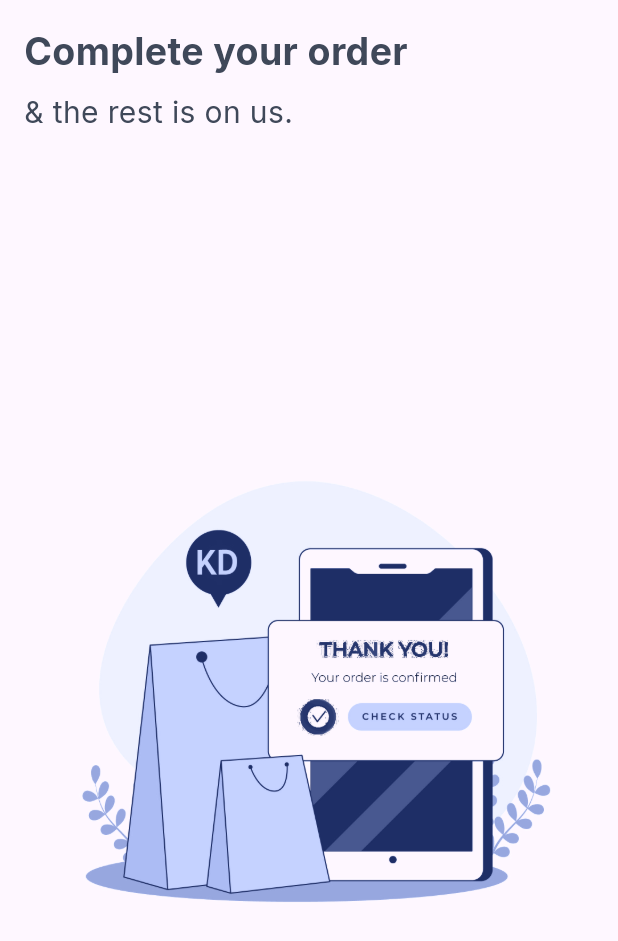
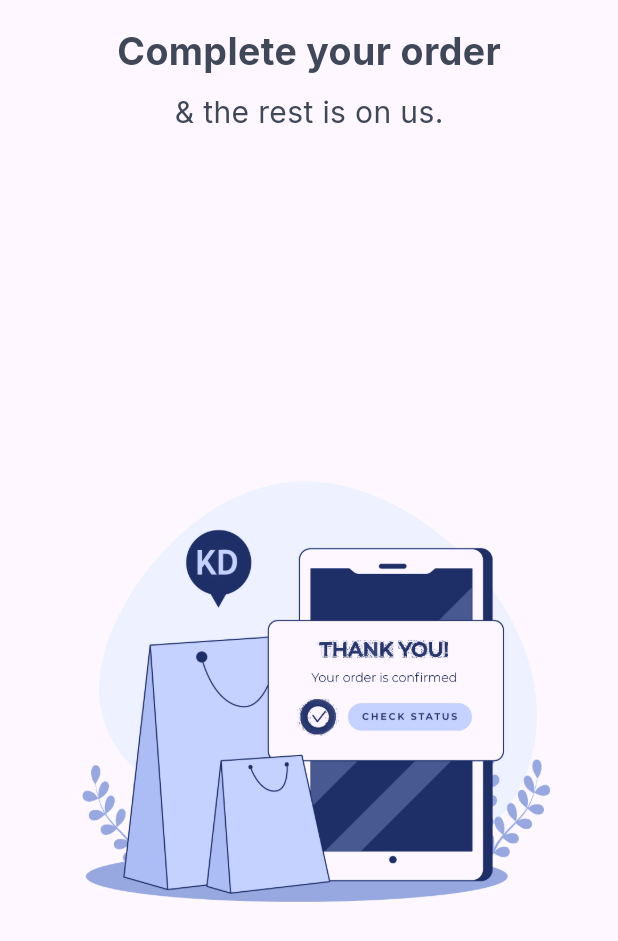
Before and after one commit to bougainvillechai/dalas, a Flutter app: the screen it shows after launch, on a phone screen of 412 x 824 dp. Shown: the top 941 px of the screen. Run offline on Flutter 3.47's test engine with Material 3 defaults, Android fonts, the phone set to English and light mode, and no system bars; our stand-ins replace google_fonts.

Commit message:
Update screen3.dart

```diff
--- a/lib/pages/screen3.dart
+++ b/lib/pages/screen3.dart
@@ -11,12 +11,9 @@ class Screen3 extends StatelessWidget {
         child: Padding(
           padding: const EdgeInsets.all(16.0),
           child: Column(
-            mainAxisAlignment:
-                MainAxisAlignment.center, // Center the content vertically
-            crossAxisAlignment: CrossAxisAlignment
-                .start, // Align the content to the start horizontally
+            mainAxisSize: MainAxisSize.min,
+            crossAxisAlignment: CrossAxisAlignment.center,
             children: [
-
               // Title
               Text(
                 "Complete your order",
@@ -28,7 +25,7 @@ class Screen3 extends StatelessWidget {
                   ),
                 ),
               ),
-              SizedBox(height: 8.0), // Add space between title and subtitle
+              const SizedBox(height: 8.0), // Add space between title and subtitle
               // Subtitle
               Text(
                 "& the rest is on us.",
@@ -37,17 +34,17 @@ class Screen3 extends StatelessWidget {
                     color: Color(0xFF3F4859),
                     fontWeight: FontWeight.w400,
                     fontSize: 20,
-
                   ),
                 ),
               ),
-              const SizedBox(
-                  height: 20.0), // Add space between subtitle and image
+              const SizedBox(height: 20.0), // Add space between subtitle and image
+              // Spacer widget to push the image to the bottom of the available space
               Expanded(
                 child: Image.asset(
                   'lib/assets/wizard3.png',
+                  fit: BoxFit.contain,
                 ),
-              )
+              ),
             ],
           ),
         ),
```
